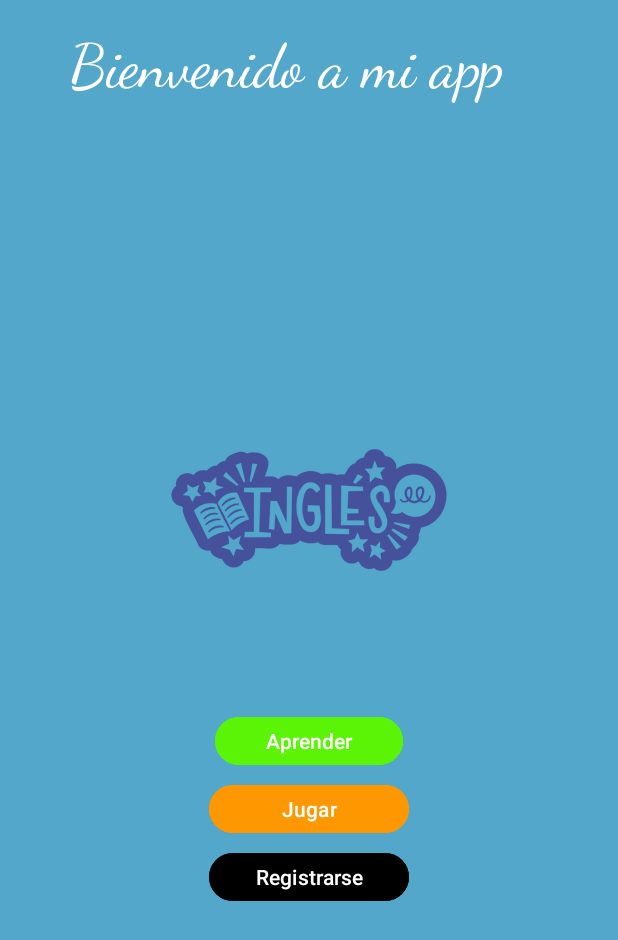
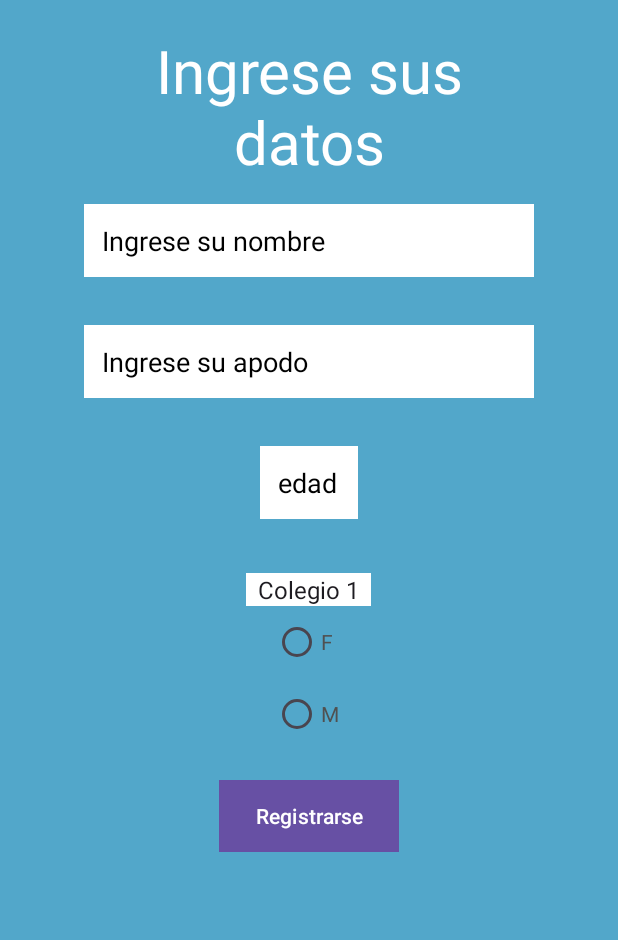
Before and after one commit to K10-M6/AndroidStudio, an Android app: the screen it shows after launch (MainActivity before the commit, Register after it), after a tap on "Registrarse", on a phone screen of 412 x 824 dp. Shown: the top 940 px of the screen. Run offline under Robolectric (Android 15) with nearby library versions, the light colour scheme and no system bars.

Commit message:
fourth commit

```diff
--- a/app/src/main/AndroidManifest.xml
+++ b/app/src/main/AndroidManifest.xml
@@ -36,6 +36,8 @@
             android:exported="true"/>
         <activity android:name=".Pregunta5"
             android:exported="true"/>
+        <activity android:name=".Register"
+            android:exported="true"/>
         <activity
             android:name=".MainActivity"
             android:exported="true">
--- a/app/src/main/java/com/Janier/miappjanier/Register.java
+++ b/app/src/main/java/com/Janier/miappjanier/Register.java
@@ -1,4 +1,38 @@
 package com.Janier.miappjanier;
 
-public class Register {
+import android.content.Intent;
+import android.database.sqlite.SQLiteDatabase;
+import android.media.MediaPlayer;
+import android.os.Bundle;
+import android.view.View;
+import android.widget.Toast;
+
+import androidx.activity.EdgeToEdge;
+import androidx.appcompat.app.AppCompatActivity;
+import androidx.core.graphics.Insets;
+import androidx.core.view.ViewCompat;
+import androidx.core.view.WindowInsetsCompat;
+
+import com.Janier.miappjanier.controllers.ConexionBD;
+
+public class Register extends AppCompatActivity {
+    private MediaPlayer au_buttonsounds;
+    @Override
+    protected void onCreate(Bundle savedInstanceState) {
+        super.onCreate(savedInstanceState);
+        setContentView(R.layout.register);
+        au_buttonsounds = MediaPlayer.create(Register.this,R.raw.buttonsounds);
+
+    }
+
+    public void irMenu(View view){
+        au_buttonsounds.start();
+    }
+
+    public void IrJugar(View view){
+        au_buttonsounds.start();
+    }
+    public void IrRegister(View view){
+        au_buttonsounds.start();
+    }
 }
--- a/app/src/main/res/layout/activity_main.xml
+++ b/app/src/main/res/layout/activity_main.xml
@@ -50,6 +50,7 @@
         android:layout_marginTop="5dp"
         android:backgroundTint="@color/black"
         android:onClick="IrRegister"
+        android:textColor="@color/white"
         android:text="@string/Register" />
 
 </LinearLayout>
--- a/app/src/main/res/layout/register.xml
+++ b/app/src/main/res/layout/register.xml
@@ -23,8 +23,8 @@
         android:hint="Ingrese su nombre"
         android:padding="12dp"
         android:layout_gravity="center"
-        android:textColor="@color/white"
-        android:textColorHint="@color/gray"
+        android:textColor="@color/black"
+        android:textColorHint="@color/black"
         android:background="@color/white"
         android:inputType="textPersonName"/>
     <EditText
@@ -35,8 +35,8 @@
         android:hint="Ingrese su apodo"
         android:padding="12dp"
         android:layout_gravity="center"
-        android:textColor="@color/white"
-        android:textColorHint="@color/gray"
+        android:textColor="@color/black"
+        android:textColorHint="@color/black"
         android:background="@color/white"
         android:inputType="textPersonName"/>
     <EditText
@@ -47,8 +47,8 @@
         android:hint="edad"
         android:padding="12dp"
         android:layout_gravity="center"
-        android:textColor="@color/white"
-        android:textColorHint="@color/gray"
+        android:textColor="@color/black"
+        android:textColorHint="@color/black"
         android:background="@color/white"
         android:inputType="number"/>
     <Spinner
@@ -56,8 +56,9 @@
         android:layout_width="wrap_content"
         android:layout_gravity="center"
         android:layout_height="wrap_content"
-        android:textColor="@color/gray"
+        android:textColor="@color/black"
         android:layout_marginTop="20dp"
+        android:background="@color/white"
         android:entries="@array/colegios"/>
     <RadioGroup
         android:id="@+id/rgGenero"
@@ -80,4 +81,13 @@
             android:textColor="@color/gray"
             android:text="@string/GeneroM"/>
     </RadioGroup>
+    <Button
+        android:layout_width="wrap_content"
+        android:layout_height="wrap_content"
+        android:layout_gravity="center"
+        android:background="@color/black"
+        android:layout_marginTop="20dp"
+        android:textColor="@color/white"
+        android:text="@string/Register"/>
+
 </LinearLayout>
--- a/app/src/main/res/values/strings.xml
+++ b/app/src/main/res/values/strings.xml
@@ -34,7 +34,7 @@
     <string name="quest3">¿Cual es el color que se pronuncia como "red"?</string>
     <string name="quest4">¿Cual es el Numero que se pronuncia como "Four"?</string>
     <string-array name="colegios">
-        <item>1</item>
+        <item>Colegio 1</item>
         <item>2</item>
         <item>3</item>
         <item>3</item>
```
